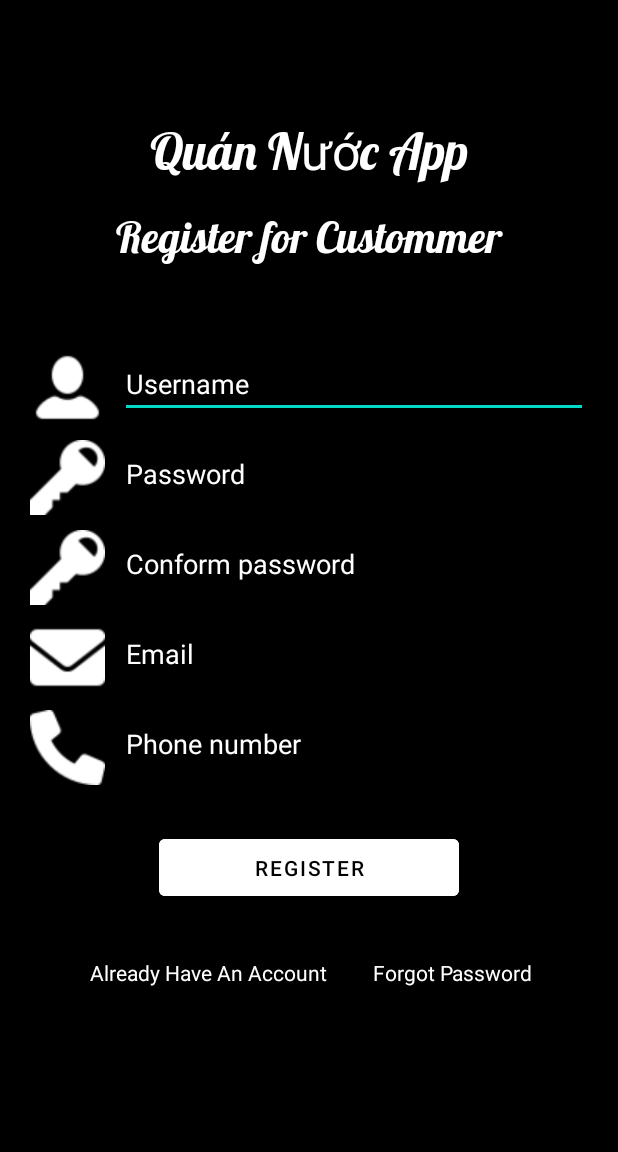
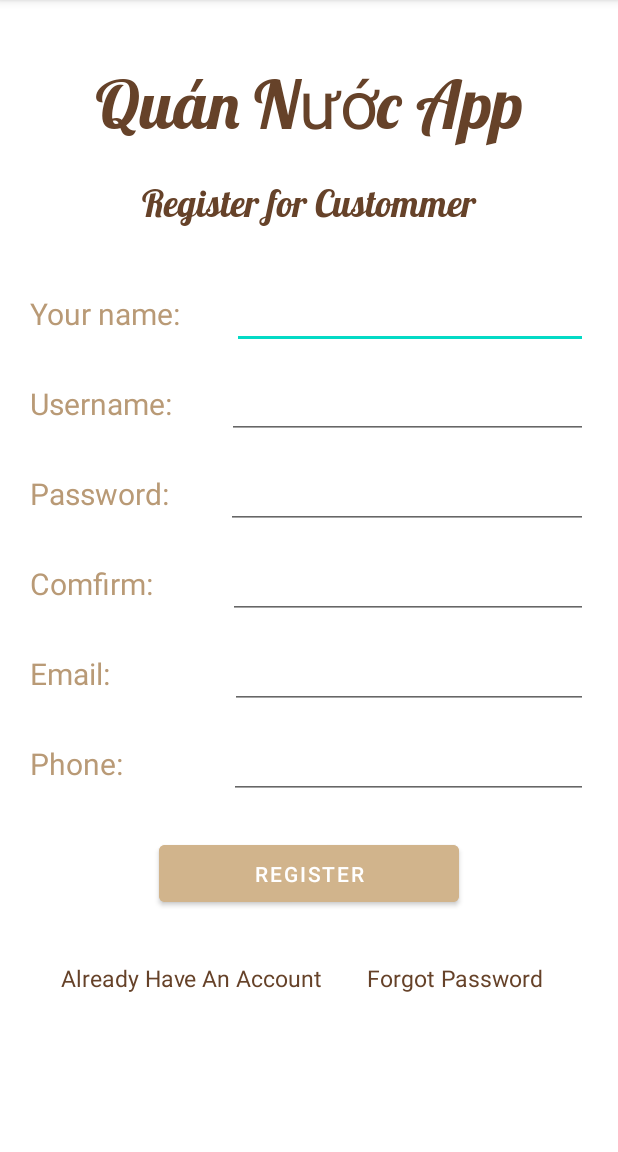
Before and after one commit to WhiteCornFour/LapTrinhDiDong_FinalProject, an Android app: the Activity_Register screen opened directly, with no data from a screen before it, after a tap on "REGISTER", on a phone screen of 412 x 824 dp, the part 84-1236 px from its top. Run offline under Robolectric (Android 15) with nearby library versions, the phone set to English and light mode, and no system bars; network calls fail; Roboto replaces fonts that are not available here; 3 statements that could not run were skipped.

Commit message:
Tạo bảng khoa và cập nhật xong register

```diff
--- a/app/src/main/java/com/example/laptrinhdidong_finalproject/Cotroller/ClassV.java
+++ /dev/null
@@ -1,4 +0,0 @@
-package com.example.laptrinhdidong_finalproject.Cotroller;
-
-public class ClassV {
-}
--- /dev/null
+++ b/app/src/main/java/com/example/laptrinhdidong_finalproject/Cotroller/CustomerHandler.java
@@ -0,0 +1,68 @@
+package com.example.laptrinhdidong_finalproject.Cotroller;
+
+import android.content.Context;
+import android.database.sqlite.SQLiteDatabase;
+import android.database.sqlite.SQLiteOpenHelper;
+import android.util.Log;
+import android.widget.Toast;
+
+import androidx.annotation.Nullable;
+
+import com.example.laptrinhdidong_finalproject.Model.Customer;
+import com.example.laptrinhdidong_finalproject.View.Activity_Register;
+
+import java.time.LocalDateTime;
+import java.time.format.DateTimeFormatter;
+import java.util.Random;
+
+public class CustomerHandler extends SQLiteOpenHelper {
+    private static final String DB_NAME = "drinkingmanager";
+    private static final int DB_VERSION = 1;
+
+    private static final String TABLE_NAME = "Customer";
+    private static final String idCustomer = "idCustomer";
+    private static final String nameCustomer = "nameCustomer";
+    private static final String emailCustomer = "emailCustomer";
+    private static final String phoneCustomer = "phoneCustomer";
+    private static final String accountCustomer = "accountCustomer";
+    private static final String passwordCustomer = "passwordCustomer";
+    private static final String PATH = "/data/data/com.example.laptrinhdidong_finalproject/database/drinkingmanager.db";
+
+    public CustomerHandler(@Nullable Context context, @Nullable String name, @Nullable SQLiteDatabase.CursorFactory factory, int version) {
+        super(context, DB_NAME, factory, DB_VERSION);
+    }
+
+    @Override
+    public void onCreate(SQLiteDatabase sqLiteDatabase) {
+        sqLiteDatabase = SQLiteDatabase.openDatabase(PATH, null, SQLiteDatabase.CREATE_IF_NECESSARY);
+        String sql = "CREATE TABLE IF NOT EXISTS " + TABLE_NAME +
+                "(" +
+                idCustomer + " TEXT NOT NULL UNIQUE, " +
+                nameCustomer + " TEXT NOT NULL," +
+                emailCustomer + " TEXT NOT NULL," +
+                phoneCustomer + " INTEGER NOT NULL UNIQUE," +
+                accountCustomer + " TEXT NOT NULL," +
+                passwordCustomer + " TEXT NOT NULL," +
+                " PRIMARY KEY(" + idCustomer + ")" +
+                ")";
+        sqLiteDatabase.execSQL(sql);
+        sqLiteDatabase.close();
+    }
+
+    public void insertRecordIntoCustomerTable(Customer c)
+    {
+        SQLiteDatabase sqLiteDatabase = SQLiteDatabase.openDatabase(PATH, null, SQLiteDatabase.CREATE_IF_NECESSARY);
+        String sql1 = "INSERT OR IGNORE INTO " + TABLE_NAME + " ("
+                + idCustomer + ", " + nameCustomer + ", "+ emailCustomer +", "+ phoneCustomer +", "+ accountCustomer +", "+ passwordCustomer +") " +
+                "Values "
+                + "('" + c.getIdCustomer() + "','" + c.getNameCustomer() + "', '"+ c.getEmailCustomer() +"','"+ c.getPhoneCustomer() +"', '"+ c.getAccountCustomer() +"', '"+ c.getPasswordCustomer() +"')";
+        Log.d("SQL_INSERT_STATEMENT", sql1);
+        sqLiteDatabase.execSQL(sql1);
+        sqLiteDatabase.close();
+    }
+
+    @Override
+    public void onUpgrade(SQLiteDatabase sqLiteDatabase, int i, int i1) {
+
+    }
+}
--- a/app/src/main/java/com/example/laptrinhdidong_finalproject/Model/TestHandler.java
+++ /dev/null
@@ -1,4 +0,0 @@
-package com.example.laptrinhdidong_finalproject.Model;
-
-public class TestHandler {
-}
--- a/app/src/main/java/com/example/laptrinhdidong_finalproject/View/Activity_Register.java
+++ b/app/src/main/java/com/example/laptrinhdidong_finalproject/View/Activity_Register.java
@@ -3,53 +3,152 @@ package com.example.laptrinhdidong_finalproject.View;
 import androidx.appcompat.app.AppCompatActivity;
 
 import android.content.Intent;
+import android.database.sqlite.SQLiteDatabase;
 import android.os.Bundle;
+import android.util.Log;
 import android.view.View;
+import android.widget.ArrayAdapter;
 import android.widget.Button;
 import android.widget.EditText;
 import android.widget.TextView;
 import android.widget.Toast;
 
+import com.example.laptrinhdidong_finalproject.Cotroller.CustomerHandler;
+import com.example.laptrinhdidong_finalproject.Model.Customer;
 import com.example.laptrinhdidong_finalproject.R;
 
 import java.io.IOException;
 import java.io.InputStream;
 import java.io.OutputStream;
+import java.time.LocalDateTime;
+import java.time.format.DateTimeFormatter;
+import java.util.ArrayList;
+import java.util.Random;
 
 public class Activity_Register extends AppCompatActivity {
 
-    EditText edtUserReg, edtPassReg, edtPassComfReg, edtEmailReg, edtPhoneNumberReg;
+    private static final String DB_NAME = "drinkingmanager";
+    private static final int DB_VERSION = 1;
+
+    private static final String TABLE_NAME = "Customer";
+    private static final String idCustomer = "idCustomer";
+    private static final String nameCustomer = "nameCustomer";
+    private static final String emailCustomer = "emailCustomer";
+    private static final String phoneCustomer = "phoneCustomer";
+    private static final String accountCustomer = "accountCustomer";
+    private static final String passwordCustomer = "passwordCustomer";
+    private static final String PATH = "/data/data/com.example.laptrinhdidong_finalproject/database/drinkingmanager.db";
+
+    EditText edtNameReg, edtUserReg, edtPassReg, edtPassComfReg, edtEmailReg, edtPhoneNumberReg;
     Button btnRegis;
     TextView tvHaveAcc, tvForgotPass;
-    String fileName = "register";
 
+    CustomerHandler customerHandler;
+
+    SQLiteDatabase sqLiteDatabase;
+    ArrayList<Customer> customerArrayList = new ArrayList<>();
     @Override
     protected void onCreate(Bundle savedInstanceState) {
         super.onCreate(savedInstanceState);
         setContentView(R.layout.activity_register);
-
         addControl();
+        Log.d("customerArrayList", String.valueOf(customerArrayList.size()));
+        customerHandler = new CustomerHandler(Activity_Register.this, DB_NAME, null, DB_VERSION);
+        customerHandler.onCreate(sqLiteDatabase);
         addEvent();
     }
 
-    void writeFileTxt(String fileName, String st) throws IOException {
-        OutputStream outputStream = openFileOutput(fileName, MODE_APPEND);
-        outputStream.write(st.getBytes());
-        outputStream.close();
+    void addControl() {
+        edtNameReg = (EditText) findViewById(R.id.edtNameReg);
+        edtUserReg =  (EditText) findViewById(R.id.edtUserReg);
+        edtPassReg = (EditText) findViewById(R.id.edtPassReg);
+        edtPassComfReg = (EditText) findViewById(R.id.edtPassComfReg);
+        edtEmailReg = (EditText) findViewById(R.id.edtEmailReg);
+        edtPhoneNumberReg = (EditText) findViewById(R.id.edtPhoneNumberReg);
+        btnRegis = (Button) findViewById(R.id.btnRegis);
+        tvHaveAcc = (TextView) findViewById(R.id.tvHaveAcc);
+        tvForgotPass = (TextView) findViewById(R.id.tvForgotPass);
     }
 
-    void addControl() {
-        edtUserReg = findViewById(R.id.edtUserReg);
-        edtPassReg = findViewById(R.id.edtPassReg);
-        edtPassComfReg = findViewById(R.id.edtPassComfReg);
-        edtEmailReg = findViewById(R.id.edtEmailReg);
-        edtPhoneNumberReg = findViewById(R.id.edtPhoneNumberReg);
-        btnRegis = findViewById(R.id.btnRegis);
-        tvHaveAcc = findViewById(R.id.tvHaveAcc);
-        tvForgotPass = findViewById(R.id.tvForgotPass);
+    void addEvent() {
+        tvHaveAcc.setOnClickListener(new View.OnClickListener() {
+            @Override
+            public void onClick(View view) {
+                Intent intent = new Intent(Activity_Register.this, Activity_Login_Customer.class);
+                startActivity(intent);
+            }
+        });
+        tvForgotPass.setOnClickListener(new View.OnClickListener() {
+            @Override
+            public void onClick(View view) {
+                Intent intent = new Intent(Activity_Register.this, Activity_ForgotPassword_Customer.class);
+                startActivity(intent);
+            }
+        });
+        btnRegis.setOnClickListener(new View.OnClickListener() {
+            @Override
+            public void onClick(View view) {
+                String id = generateMKH();
+                String name = edtNameReg.getText().toString();
+                String mail = edtEmailReg.getText().toString();
+                String sdt = edtPhoneNumberReg.getText().toString();
+                String us = edtUserReg.getText().toString();
+                String pass = edtPassReg.getText().toString();
+                String comfpass = edtPassComfReg.getText().toString();
+                Boolean kq = validateInputs(name, us, pass, comfpass, mail, sdt);
+                if (kq.equals(true))
+                {
+//                    for (int i  = 0; i < customerArrayList.size(); i++)
+//                    {
+//                        if(customerArrayList.get(i).getPhoneCustomer().equals(sdt))
+//                        {
+//                            Toast.makeText(Activity_Register.this, "This phone number is already in use!!!",
+//                                    Toast.LENGTH_SHORT).show();
+//                            break;
+//                        }else
+//                        {
+                            Customer c = new Customer(id , name, mail, sdt, us, pass);
+                            customerHandler.insertRecordIntoCustomerTable(c);
+                            resetEdt();
+                            Toast.makeText(Activity_Register.this, "Registered successfully!!!", Toast.LENGTH_LONG).show();
+//                        }
+//                    }
+                }
+
+            }
+        });
     }
+    void resetEdt() {
+        edtNameReg.setText("");
+        edtUserReg.setText("");
+        edtPassReg.setText("");
+        edtPassComfReg.setText("");
+        edtEmailReg.setText("");
+        edtPhoneNumberReg.setText("");
+    }
+    public static String generateMKH() {
+        // Lấy ngày và giờ hiện tại
+        LocalDateTime now = LocalDateTime.now();
 
-    public boolean validateInputs(String username, String password, String confirmPassword, String email, String phoneNumber) {
+        // Định dạng ngày giờ
+        DateTimeFormatter formatter = DateTimeFormatter.ofPattern("yyyyMMddHHmmss");
+        String formattedDateTime = now.format(formatter);
+
+        // Tạo số ngẫu nhiên từ 1000 đến 9999
+        Random random = new Random();
+        int randomNumber = random.nextInt(9000) + 1000;
+
+        // Kết hợp ngày giờ và số ngẫu nhiên để tạo mã MKH
+        String mkh = formattedDateTime + randomNumber;
+
+        return mkh;
+    }
+    public boolean validateInputs(String name, String username, String password, String confirmPassword, String email, String phoneNumber) {
+
+        if (name.trim().isEmpty()) {
+            Toast.makeText(this, "Input Your Name!", Toast.LENGTH_SHORT).show();
+            return false;
+        }
         // Kiểm tra username có hơn 8 ký tự
         if (username.trim().isEmpty() || username.trim().length() <= 8) {
             Toast.makeText(this, "Username must have at least 8 letters", Toast.LENGTH_SHORT).show();
@@ -79,81 +178,4 @@ public class Activity_Register extends AppCompatActivity {
         return true;
     }
 
-
-    public boolean readFileText(String fileName, String mail, int sdt) throws IOException {
-        InputStream inputStream = openFileInput(fileName);
-        int size = inputStream.available();
-        byte[] data = new byte[size];
-        inputStream.read(data);
-        String kq = new String(data);
-        inputStream.close();
-
-        String[] taikhoan = kq.split("==");
-        for (String s : taikhoan) {
-            String[] thongTinTaiKhoan = s.split(";;");
-            if (thongTinTaiKhoan.length == 4) {
-                String existingMail = thongTinTaiKhoan[2];
-                int existingSdt = Integer.parseInt(thongTinTaiKhoan[3]);
-
-                // Kiểm tra nếu dữ liệu trùng khớp
-                if (existingMail.equals(mail) || existingSdt == sdt) {
-                    Toast.makeText(this, "Phone number or email have been used!!!", Toast.LENGTH_LONG).show();
-                    return true;
-                }
-            }
-        }
-        return false;
-    }
-
-    void addEvent() {
-        tvHaveAcc.setOnClickListener(new View.OnClickListener() {
-            @Override
-            public void onClick(View view) {
-                Intent intent = new Intent(Activity_Register.this, Activity_Login_Customer.class);
-                startActivity(intent);
-            }
-        });
-        tvForgotPass.setOnClickListener(new View.OnClickListener() {
-            @Override
-            public void onClick(View view) {
-                Intent intent = new Intent(Activity_Register.this, MainActivity.class);
-                startActivity(intent);
-            }
-        });
-        btnRegis.setOnClickListener(new View.OnClickListener() {
-            @Override
-            public void onClick(View view) {
-                String us = edtUserReg.getText().toString();
-                String pass = edtPassReg.getText().toString();
-                String comfpass = edtPassComfReg.getText().toString();
-                String mail = edtEmailReg.getText().toString();
-                int sdt = Integer.parseInt(edtPhoneNumberReg.getText().toString());
-                if (!validateInputs(us, pass, comfpass, mail, String.valueOf(sdt))) {
-                    return;
-                }
-                try {
-                    boolean kq = readFileText(fileName, mail, sdt);
-                    if (kq) {
-                        return;
-                    }
-                    String newEntry = "==\r\n" + us + ";;" + pass + ";;" + mail + ";;" + sdt;
-                    writeFileTxt(fileName, newEntry);
-                    Toast.makeText(Activity_Register.this,
-                            "Register successful!!!", Toast.LENGTH_LONG).show();
-                    resetEdt();
-                } catch (IOException e) {
-                    e.printStackTrace();
-                    Toast.makeText(Activity_Register.this,
-                            "Syntax Error!", Toast.LENGTH_SHORT).show();
-                }
-            }
-        });
-    }
-    void resetEdt() {
-        edtUserReg.setText("");
-        edtPassReg.setText("");
-        edtPassComfReg.setText("");
-        edtEmailReg.setText("");
-        edtPhoneNumberReg.setText("");
-    }
 }
--- a/app/src/main/res/layout/activity_register.xml
+++ b/app/src/main/res/layout/activity_register.xml
@@ -5,18 +5,18 @@
     android:layout_width="match_parent"
     android:layout_height="match_parent"
     android:orientation="vertical"
-    android:background="@color/black"
+    android:background="@color/white"
     tools:context=".View.Activity_Register">
 
     <TextView
         android:id="@+id/textView4"
         android:layout_width="match_parent"
-        android:layout_height="50dp"
+        android:layout_height="70dp"
         android:fontFamily="@font/lobster"
-        android:textSize="15pt"
-        android:textColor="@color/white"
+        android:textSize="20pt"
+        android:textColor="@color/dark_brown"
         android:gravity="center"
-        android:layout_marginTop="80dp"
+        android:layout_marginTop="40dp"
         android:text="Quán Nước App" />
 
     <TextView
@@ -24,8 +24,8 @@
         android:layout_width="match_parent"
         android:layout_height="wrap_content"
         android:fontFamily="@font/lobster"
-        android:textColor="@color/white"
-        android:textSize="13pt"
+        android:textColor="@color/dark_brown"
+        android:textSize="11pt"
         android:gravity="center"
         android:layout_marginTop="10dp"
         android:text="Register for Custommer" />
@@ -35,15 +35,47 @@
         android:layout_height="50dp"
         android:orientation="horizontal"
         android:layout_marginLeft="20dp"
-        android:layout_marginTop="50dp"
+        android:layout_marginBottom="10dp"
+        android:layout_marginRight="20dp"
+        android:layout_marginTop="30dp">
+
+        <TextView
+            android:id="@+id/textView8"
+            android:layout_width="wrap_content"
+            android:layout_height="wrap_content"
+            android:layout_weight="1"
+            android:textSize="9pt"
+            android:textColor="@color/dark_beige"
+            android:text="Your name:" />
+
+        <EditText
+            android:id="@+id/edtNameReg"
+            android:layout_width="wrap_content"
+            android:layout_height="wrap_content"
+            android:layout_weight="1"
+            android:ems="10"
+            android:inputType="textPersonName"
+            android:layout_marginLeft="10dp"
+            android:textColor="@color/dark_brown"
+            />
+    </LinearLayout>
+
+    <LinearLayout
+        android:layout_width="match_parent"
+        android:layout_height="50dp"
+        android:orientation="horizontal"
+        android:layout_marginLeft="20dp"
         android:layout_marginBottom="10dp"
         android:layout_marginRight="20dp">
 
-        <ImageView
-            android:id="@+id/imageView"
-            android:layout_width="50dp"
-            android:layout_height="50dp"
-            app:srcCompat="@drawable/customer_man_user_account_profile_icon" />
+        <TextView
+            android:id="@+id/textView9"
+            android:layout_width="wrap_content"
+            android:layout_height="wrap_content"
+            android:layout_weight="1"
+            android:textSize="9pt"
+            android:textColor="@color/dark_beige"
+            android:text="Username:" />
 
         <EditText
             android:id="@+id/edtUserReg"
@@ -52,10 +84,9 @@
             android:layout_weight="1"
             android:ems="10"
             android:inputType="textPersonName"
-            android:textColorHint="@color/white"
+            android:textColor="@color/dark_brown"
             android:layout_marginLeft="10dp"
-            android:textColor="@color/white"
-            android:hint="Username" />
+            />
     </LinearLayout>
 
     <LinearLayout
@@ -66,11 +97,14 @@
         android:layout_marginBottom="10dp"
         android:orientation="horizontal">
 
-        <ImageView
-            android:id="@+id/imageView2"
-            android:layout_width="50dp"
-            android:layout_height="50dp"
-            app:srcCompat="@drawable/key_icon" />
+        <TextView
+            android:id="@+id/textView10"
+            android:layout_width="wrap_content"
+            android:layout_height="wrap_content"
+            android:layout_weight="1"
+            android:textSize="9pt"
+            android:textColor="@color/dark_beige"
+            android:text="Password:" />
 
         <EditText
             android:id="@+id/edtPassReg"
@@ -79,10 +113,8 @@
             android:layout_weight="1"
             android:ems="10"
             android:inputType="textPassword"
-            android:hint="Password"
             android:layout_marginLeft="10dp"
-            android:textColor="@color/white"
-            android:textColorHint="@color/white"
+            android:textColor="@color/dark_brown"
            />
     </LinearLayout>
 
@@ -94,11 +126,14 @@
         android:layout_marginBottom="10dp"
         android:orientation="horizontal">
 
-        <ImageView
-            android:id="@+id/imageView3"
-            android:layout_width="50dp"
-            android:layout_height="50dp"
-            app:srcCompat="@drawable/key_icon" />
+        <TextView
+            android:id="@+id/textView11"
+            android:layout_width="wrap_content"
+            android:layout_height="wrap_content"
+            android:layout_weight="1"
+            android:textSize="9pt"
+            android:textColor="@color/dark_beige"
+            android:text="Comfirm:" />
 
         <EditText
             android:id="@+id/edtPassComfReg"
@@ -107,10 +142,9 @@
             android:layout_weight="1"
             android:ems="10"
             android:inputType="textPassword"
-            android:hint="Conform password"
-            android:layout_marginLeft="10dp"
-            android:textColor="@color/white"
-            android:textColorHint="@color/white" />
+            android:layout_marginLeft="24dp"
+            android:textColor="@color/dark_brown"
+             />
     </LinearLayout>
 
     <LinearLayout
@@ -121,11 +155,14 @@
         android:layout_marginBottom="10dp"
         android:orientation="horizontal">
 
-        <ImageView
-            android:id="@+id/imageView4"
-            android:layout_width="50dp"
-            android:layout_height="50dp"
-            app:srcCompat="@drawable/envelope_email_icon" />
+        <TextView
+            android:id="@+id/textView12"
+            android:layout_width="wrap_content"
+            android:layout_height="wrap_content"
+            android:layout_weight="1"
+            android:textSize="9pt"
+            android:textColor="@color/dark_beige"
+            android:text="Email:" />
 
         <EditText
             android:id="@+id/edtEmailReg"
@@ -134,10 +171,9 @@
             android:layout_weight="1"
             android:ems="10"
             android:inputType="textEmailAddress"
-            android:hint="Email"
-            android:layout_marginLeft="10dp"
-            android:textColor="@color/white"
-            android:textColorHint="@color/white" />
+            android:layout_marginLeft="55dp"
+            android:textColor="@color/dark_brown"
+             />
     </LinearLayout>
 
     <LinearLayout
@@ -148,11 +184,14 @@
         android:layout_marginBottom="10dp"
         android:orientation="horizontal">
 
-        <ImageView
-            android:id="@+id/imageView5"
-            android:layout_width="50dp"
-            android:layout_height="50dp"
-            app:srcCompat="@drawable/phone_communication_icon" />
+        <TextView
+            android:id="@+id/textView14"
+            android:layout_width="wrap_content"
+            android:layout_height="wrap_content"
+            android:layout_weight="1"
+            android:textSize="9pt"
+            android:textColor="@color/dark_beige"
+            android:text="Phone:"  />
 
         <EditText
             android:id="@+id/edtPhoneNumberReg"
@@ -160,21 +199,19 @@
             android:layout_height="wrap_content"
             android:layout_weight="1"
             android:ems="10"
-            android:inputType="number"
-            android:hint="Phone number"
-            android:layout_marginLeft="10dp"
-            android:textColor="@color/white"
-            android:textColorHint="@color/white" />
+            android:inputType="textPersonName"
+            android:layout_marginLeft="45dp"
+            android:textColor="@color/dark_brown" />
     </LinearLayout>
 
     <Button
         android:id="@+id/btnRegis"
         android:layout_width="200dp"
         android:layout_height="50dp"
-        android:layout_marginTop="20dp"
+        android:layout_marginTop="10dp"
         android:layout_marginBottom="20dp"
-        android:backgroundTint="@color/white"
-        android:textColor="@color/black"
+        android:backgroundTint="@color/beige"
+        android:textColor="@color/white"
         android:layout_gravity="center"
         android:text="Register" />
 
@@ -189,8 +226,9 @@
             android:layout_height="wrap_content"
             android:gravity="center"
             android:layout_gravity="center"
-            android:textColor="@color/white"
-            android:layout_marginLeft="60dp"
+            android:textColor="@color/dark_brown"
+            android:layout_marginLeft="40dp"
+            android:textSize="7pt"
             android:text="Already Have An Account" />
 
         <TextView
@@ -199,8 +237,9 @@
             android:layout_height="wrap_content"
             android:layout_gravity="center"
             android:gravity="center"
-            android:textColor="@color/white"
+            android:textColor="@color/dark_brown"
             android:layout_marginLeft="30dp"
+            android:textSize="7pt"
             android:text="Forgot Password" />
     </LinearLayout>
 </LinearLayout>
```
Also changed, not shown: app/src/main/java/com/example/laptrinhdidong_finalproject/Model/Customer.java (added, +70 -0 lines).
